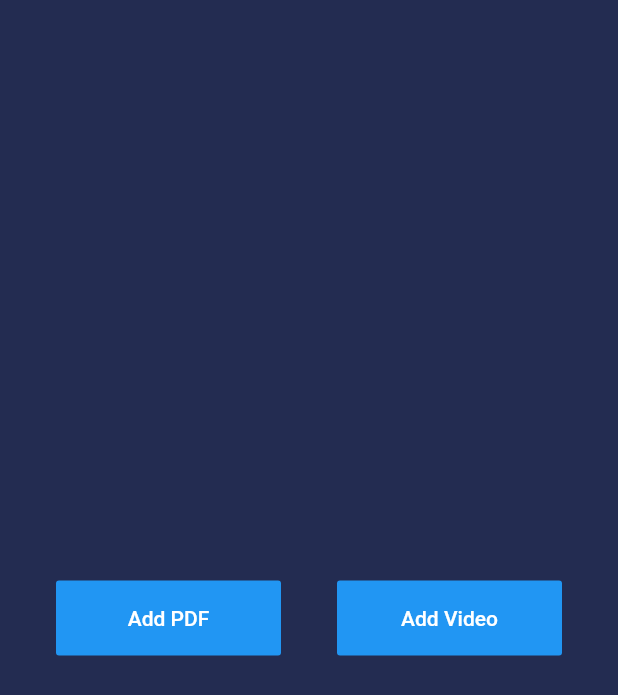
After one commit to RivaanRanawat/notefynd, a Flutter app: the AddContent screen opened directly, on a phone screen of 412 x 824 dp. The commit adds this screen. Shown: the top 695 px of the screen. Run offline on Flutter 3.47's test engine with Material 2 defaults, Android fonts, the phone set to English and light mode, and no system bars; our stand-ins replace cloud_firestore, file_picker, firebase_auth, firebase_core, firebase_storage, flutter_custom_clippers and 5 more; missing offline and left inert: flutter_gradient_colors, flutter_pdfview; accounts and stored records are empty; network calls fail.

Commit message:
creating contents screen

```diff
--- /dev/null
+++ b/lib/screens/add_content.dart
@@ -0,0 +1,40 @@
+import 'package:flutter/material.dart';
+import 'package:notefynd/screens/add_pdf_notes.dart';
+import 'package:notefynd/screens/add_videos.dart';
+import 'package:notefynd/universal_variables.dart';
+
+class AddContent extends StatelessWidget {
+  @override
+  Widget build(BuildContext context) {
+    return Scaffold(
+      backgroundColor: UniversalVariables().secondaryColor,
+      body: Center(
+        child: Row(
+          mainAxisAlignment: MainAxisAlignment.spaceEvenly,
+          children: [
+            MaterialButton(
+              minWidth: 150,
+              elevation: 0,
+              height: 50,
+              onPressed: () => Navigator.of(context)
+                  .push(MaterialPageRoute(builder: (ctx) => AddPdfNotes())),
+              color: Colors.blue,
+              child: Text("Add PDF"),
+              textColor: Colors.white,
+            ),
+            MaterialButton(
+              minWidth: 150,
+              elevation: 0,
+              height: 50,
+              onPressed: () => Navigator.of(context)
+                  .push(MaterialPageRoute(builder: (ctx) => AddVideos())),
+              color: Colors.blue,
+              child: Text("Add Video"),
+              textColor: Colors.white,
+            ),
+          ],
+        ),
+      ),
+    );
+  }
+}
--- a/lib/screens/home_screen.dart
+++ b/lib/screens/home_screen.dart
@@ -1,7 +1,7 @@
 import 'package:cloud_firestore/cloud_firestore.dart';
 import 'package:firebase_auth/firebase_auth.dart';
 import "package:flutter/material.dart";
-import 'package:notefynd/screens/add_pdf_notes.dart';
+import 'package:notefynd/screens/add_content.dart';
 import 'package:notefynd/screens/auth/details_screen.dart';
 import 'package:notefynd/screens/pages/notes_screen.dart';
 import 'package:notefynd/screens/pages/profile_screen.dart';
@@ -17,7 +17,7 @@ class HomeScreen extends StatefulWidget {
 
 class _HomeScreenState extends State<HomeScreen> {
   UniversalVariables universalVariables = UniversalVariables();
-  int pageIndex = 1;
+  int pageIndex = 2;
 
   String status;
 
@@ -36,7 +36,7 @@ class _HomeScreenState extends State<HomeScreen> {
   List creatorPageOptions = [
     VideoScreen(),
     NotesScreen(),
-    AddPdfNotes(),
+    AddContent(),
     ProfileScreen(),
   ];
 
--- a/lib/services/UserMethods.dart
+++ b/lib/services/UserMethods.dart
@@ -1,6 +1,5 @@
 import 'dart:async';
 import "dart:io";
-import 'package:cloud_firestore/cloud_firestore.dart';
 import 'package:flutter/cupertino.dart';
 import 'package:flutter/foundation.dart';
 import 'package:path_provider/path_provider.dart';
```
Also changed, not shown: lib/screens/add_videos.dart (added, +15 -0 lines).
